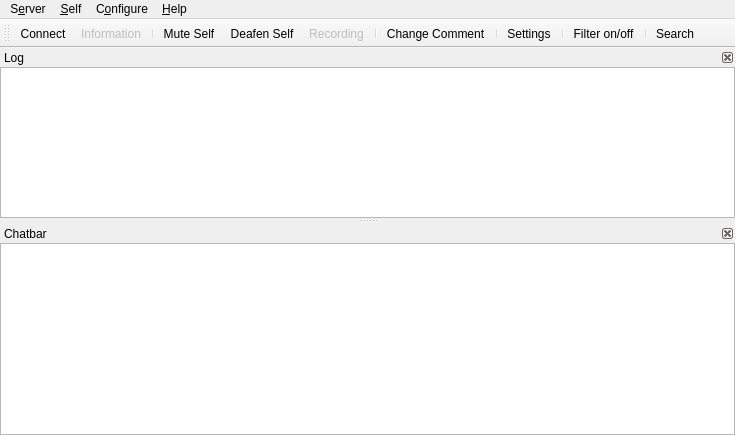
This is src/mumble/MainWindow.ui in mumble-voip/mumble as Qt 5 draws it before an edit. The edited form follows.
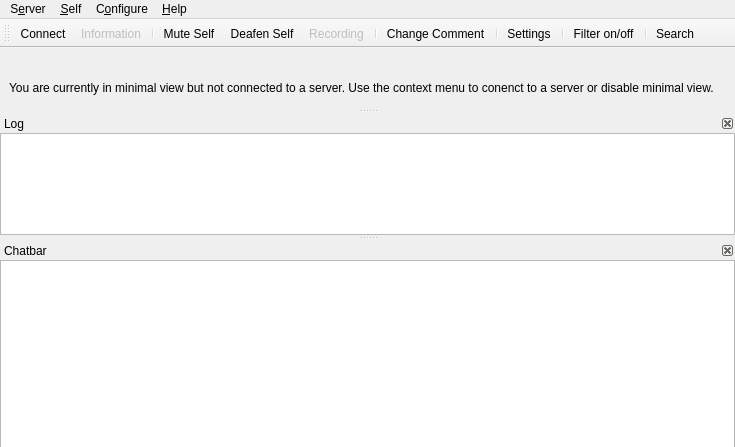
This is the edited form. Icons and pictures are not drawn. Custom widgets are drawn as their Qt base class.

Commit message:
FEAT(client, ui): Show minimal view note while unconnected
When not connected to a server, the minimal view will not display any UI
elements, which can be confusing (especially since the minimal view
state is saved and restored on restart).

In order to let users know what is going on and how to make the UI
elements re-appear, this commit adds a new note to the UI in these
cases.

Fixes #5495

```diff
--- a/src/mumble/MainWindow.ui
+++ b/src/mumble/MainWindow.ui
@@ -188,6 +188,55 @@
    <addaction name="separator"/>
    <addaction name="qaSearch"/>
   </widget>
+  <widget class="QDockWidget" name="qdwMinimalViewNote">
+   <property name="sizePolicy">
+    <sizepolicy hsizetype="Expanding" vsizetype="Fixed">
+     <horstretch>0</horstretch>
+     <verstretch>0</verstretch>
+    </sizepolicy>
+   </property>
+   <property name="floating">
+    <bool>false</bool>
+   </property>
+   <property name="features">
+    <set>QDockWidget::NoDockWidgetFeatures</set>
+   </property>
+   <property name="allowedAreas">
+    <set>Qt::AllDockWidgetAreas</set>
+   </property>
+   <attribute name="dockWidgetArea">
+    <number>4</number>
+   </attribute>
+   <widget class="QWidget" name="dockWidgetContents">
+    <layout class="QHBoxLayout" name="horizontalLayout">
+     <property name="spacing">
+      <number>0</number>
+     </property>
+     <property name="topMargin">
+      <number>0</number>
+     </property>
+     <property name="bottomMargin">
+      <number>0</number>
+     </property>
+     <item>
+      <widget class="QLabel" name="label">
+       <property name="sizePolicy">
+        <sizepolicy hsizetype="Expanding" vsizetype="Fixed">
+         <horstretch>0</horstretch>
+         <verstretch>0</verstretch>
+        </sizepolicy>
+       </property>
+       <property name="text">
+        <string>You are currently in minimal view but not connected to a server. Use the context menu to conenct to a server or disable minimal view.</string>
+       </property>
+       <property name="wordWrap">
+        <bool>true</bool>
+       </property>
+      </widget>
+     </item>
+    </layout>
+   </widget>
+  </widget>
   <action name="qaQuit">
    <property name="text">
     <string>&amp;Quit Mumble</string>
```
The commit also changes 1 other file.
